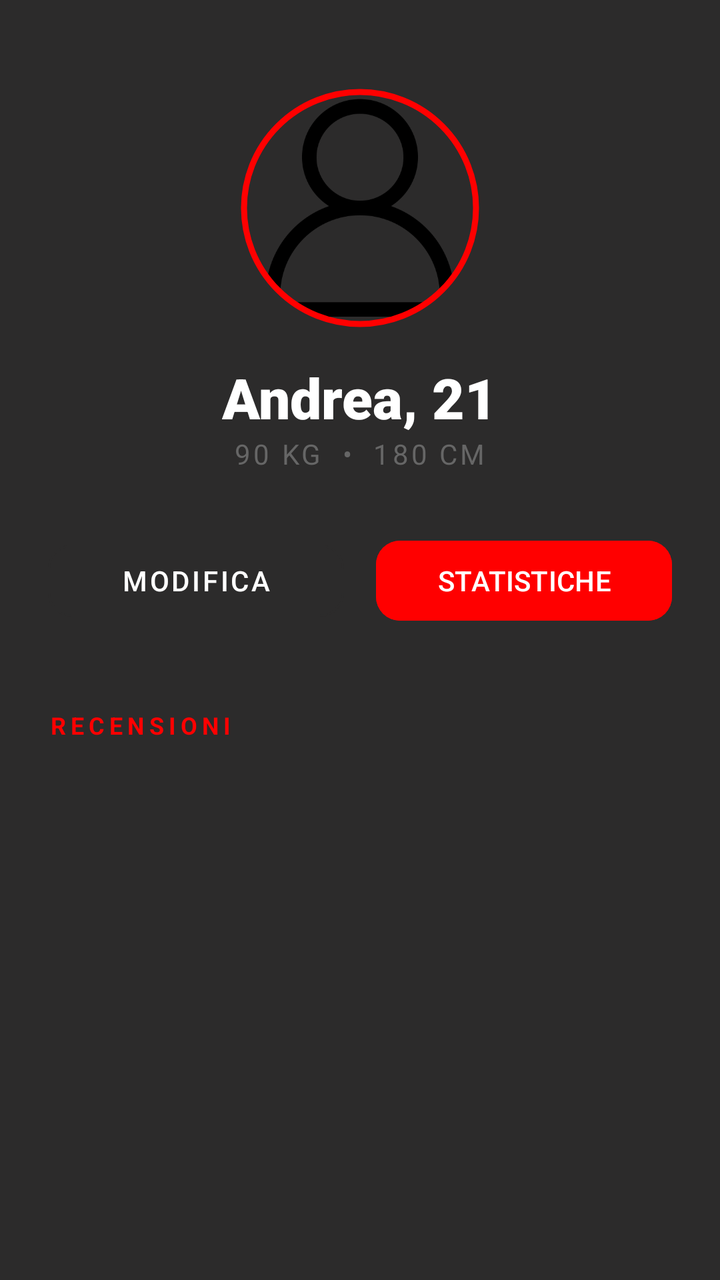
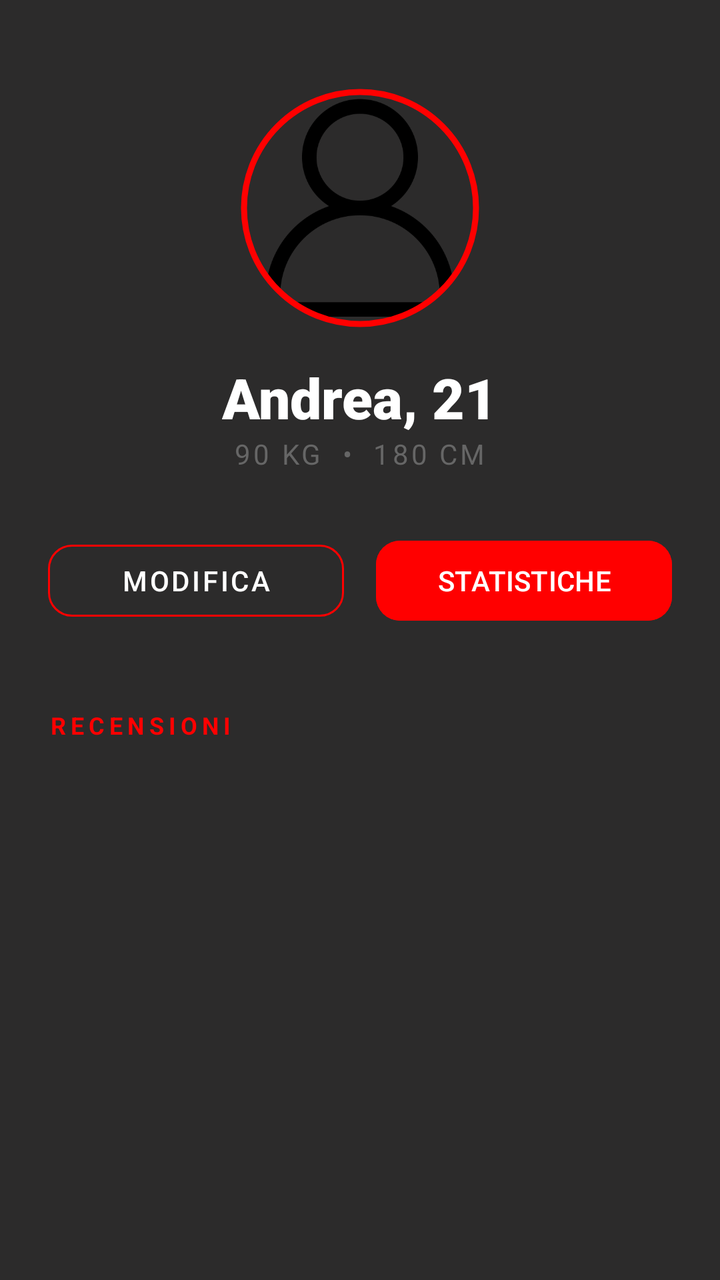

The first picture is an Android layout as it rendered before a commit; the second is the same layout after the commit. The layout source and the unified diff follow.
<!-- AndroidManifest.xml: application theme Theme.FightHub -->
<!-- res/layout/fragment_main_profilo_utente.xml -->
<?xml version="1.0" encoding="utf-8"?>
<androidx.constraintlayout.widget.ConstraintLayout xmlns:android="http://schemas.android.com/apk/res/android"
    xmlns:app="http://schemas.android.com/apk/res-auto"
    android:layout_width="match_parent"
    android:layout_height="match_parent"
    android:background="#2C2B2B"
    android:padding="24dp">


    
    <com.google.android.material.imageview.ShapeableImageView
        android:id="@+id/ivProfilo"
        android:layout_width="120dp"
        android:layout_height="120dp"
        android:layout_marginTop="20dp"
        android:padding="2dp"
        android:src="@drawable/icona_profilo_navbar"
        app:layout_constraintEnd_toEndOf="parent"
        app:layout_constraintStart_toStartOf="parent"
        app:layout_constraintTop_toTopOf="parent"
        app:shapeAppearanceOverlay="@style/CircleImage"
        app:strokeColor="#FF0000"
        app:strokeWidth="3dp" />



    
    <TextView
        android:id="@+id/tvNomeEta"
        android:layout_width="wrap_content"
        android:layout_height="wrap_content"
        android:layout_marginTop="16dp"
        android:text="Andrea, 21"
        android:textColor="#FFFFFF"
        android:textSize="28sp"
        android:fontFamily="sans-serif-black"
        app:layout_constraintEnd_toEndOf="parent"
        app:layout_constraintStart_toStartOf="parent"
        app:layout_constraintTop_toBottomOf="@id/ivProfilo" />

    
    <TextView
        android:id="@+id/tvPesoAltezza"
        android:layout_width="wrap_content"
        android:layout_height="wrap_content"
        android:text="90 KG  •  180 CM"
        android:textColor="#666666"
        android:textSize="14sp"
        android:letterSpacing="0.1"
        app:layout_constraintEnd_toEndOf="parent"
        app:layout_constraintStart_toStartOf="parent"
        app:layout_constraintTop_toBottomOf="@id/tvNomeEta" />

    
    <com.google.android.material.button.MaterialButton
        android:id="@+id/btnModifica"
        style="@style/Widget.MaterialComponents.Button.OutlinedButton"
        android:layout_width="0dp"
        android:layout_height="wrap_content"
        android:layout_marginTop="30dp"
        android:layout_marginEnd="8dp"
        android:text="MODIFICA"
        android:textColor="#FFFFFF"
        app:strokeColor="#2C2B2B"
        app:cornerRadius="12dp"
        app:layout_constraintEnd_toStartOf="@+id/btnStatistiche"
        app:layout_constraintHorizontal_bias="0.5"
        app:layout_constraintStart_toStartOf="parent"
        app:layout_constraintTop_toBottomOf="@id/tvPesoAltezza" />

    <com.google.android.material.button.MaterialButton
        android:id="@+id/btnStatistiche"
        android:layout_width="0dp"
        android:layout_height="wrap_content"
        android:layout_marginStart="8dp"
        android:backgroundTint="#FF0000"
        android:text="STATISTICHE"
        android:textColor="#FFFFFF"
        app:cornerRadius="12dp"
        app:layout_constraintEnd_toEndOf="parent"
        app:layout_constraintHorizontal_bias="0.5"
        app:layout_constraintStart_toEndOf="@+id/btnModifica"
        app:layout_constraintTop_toTopOf="@id/btnModifica" />

    <TextView
        android:id="@+id/tvRecensioniTitolo"
        android:layout_width="wrap_content"
        android:layout_height="wrap_content"
        android:layout_marginTop="40dp"
        android:text="RECENSIONI"
        android:textColor="#FF0000"
        android:textSize="12sp"
        android:textStyle="bold"
        android:letterSpacing="0.2"
        app:layout_constraintStart_toStartOf="parent"
        app:layout_constraintTop_toBottomOf="@id/btnModifica" />

    
    <androidx.recyclerview.widget.RecyclerView
        android:id="@+id/rvRecensioni"
        android:layout_width="match_parent"
        android:layout_height="0dp"
        android:layout_marginTop="8dp"
        app:layout_constraintBottom_toBottomOf="parent"
        app:layout_constraintTop_toBottomOf="@id/tvRecensioniTitolo" />

</androidx.constraintlayout.widget.ConstraintLayout>
<!-- resources referenced by this layout -->
<resources>
  <!-- drawable icona_profilo_navbar: png bitmap (drawable, 12185 bytes) -->
  <style name="CircleImage">
          <item name="cornerSize">50%</item>
      </style>
  <style name="Theme.FightHub" parent="Base.Theme.FightHub" />
  <style name="Base.Theme.FightHub" parent="Theme.Material3.DayNight.NoActionBar">
          
          
      </style>
</resources>

<!-- the commit's change to res/layout/fragment_main_profilo_utente.xml (unified diff, before → after) -->
@@ -61,7 +61,7 @@
         android:layout_marginEnd="8dp"
         android:text="MODIFICA"
         android:textColor="#FFFFFF"
-        app:strokeColor="#2C2B2B"
+        app:strokeColor="#FF0000"
         app:cornerRadius="12dp"
         app:layout_constraintEnd_toStartOf="@+id/btnStatistiche"
         app:layout_constraintHorizontal_bias="0.5"
